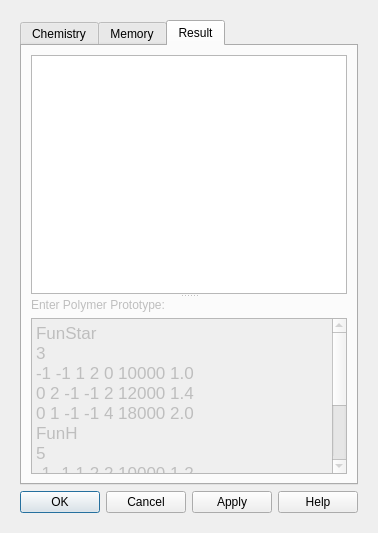
Qt form RepTate/gui/bob_gen_poly.ui (jorge-ramirez-upm/RepTate) before a commit.
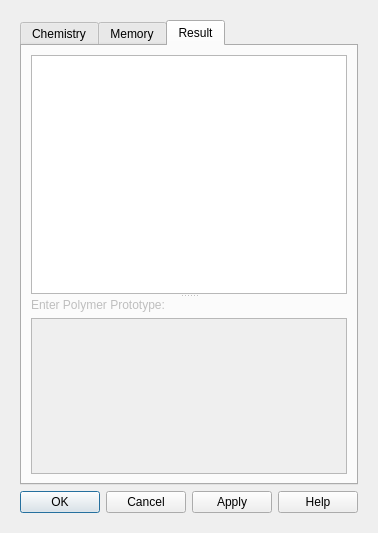
The same form after that commit. The open tabs and pages were chosen to show the change.

Diff of the .ui file:
```diff
--- a/RepTate/gui/bob_gen_poly.ui
+++ b/RepTate/gui/bob_gen_poly.ui
@@ -407,18 +407,6 @@
 &lt;html&gt;&lt;head&gt;&lt;meta name=&quot;qrichtext&quot; content=&quot;1&quot; /&gt;&lt;style type=&quot;text/css&quot;&gt;
 p, li { white-space: pre-wrap; }
 &lt;/style&gt;&lt;/head&gt;&lt;body style=&quot; font-family:'.SF NS Text'; font-size:13pt; font-weight:400; font-style:normal;&quot;&gt;
-&lt;p style=&quot; margin-top:0px; margin-bottom:0px; margin-left:0px; margin-right:0px; -qt-block-indent:0; text-indent:0px;&quot;&gt;FunStar&lt;/p&gt;
-&lt;p style=&quot; margin-top:0px; margin-bottom:0px; margin-left:0px; margin-right:0px; -qt-block-indent:0; text-indent:0px;&quot;&gt;3&lt;/p&gt;
-&lt;p style=&quot; margin-top:0px; margin-bottom:0px; margin-left:0px; margin-right:0px; -qt-block-indent:0; text-indent:0px;&quot;&gt;-1 -1 1 2 0 10000 1.0&lt;/p&gt;
-&lt;p style=&quot; margin-top:0px; margin-bottom:0px; margin-left:0px; margin-right:0px; -qt-block-indent:0; text-indent:0px;&quot;&gt;0 2 -1 -1 2 12000 1.4&lt;/p&gt;
-&lt;p style=&quot; margin-top:0px; margin-bottom:0px; margin-left:0px; margin-right:0px; -qt-block-indent:0; text-indent:0px;&quot;&gt;0 1 -1 -1 4 18000 2.0&lt;/p&gt;
-&lt;p style=&quot; margin-top:0px; margin-bottom:0px; margin-left:0px; margin-right:0px; -qt-block-indent:0; text-indent:0px;&quot;&gt;FunH&lt;/p&gt;
-&lt;p style=&quot; margin-top:0px; margin-bottom:0px; margin-left:0px; margin-right:0px; -qt-block-indent:0; text-indent:0px;&quot;&gt;5&lt;/p&gt;
-&lt;p style=&quot; margin-top:0px; margin-bottom:0px; margin-left:0px; margin-right:0px; -qt-block-indent:0; text-indent:0px;&quot;&gt;-1 -1 1 2 2 10000 1.2&lt;/p&gt;
-&lt;p style=&quot; margin-top:0px; margin-bottom:0px; margin-left:0px; margin-right:0px; -qt-block-indent:0; text-indent:0px;&quot;&gt;-1 -1 0 2 2 12000 1.01&lt;/p&gt;
-&lt;p style=&quot; margin-top:0px; margin-bottom:0px; margin-left:0px; margin-right:0px; -qt-block-indent:0; text-indent:0px;&quot;&gt;0 1 3 4   2 25000 1.4&lt;/p&gt;
-&lt;p style=&quot; margin-top:0px; margin-bottom:0px; margin-left:0px; margin-right:0px; -qt-block-indent:0; text-indent:0px;&quot;&gt;2 4 -1 -1 2 11000 1.1&lt;/p&gt;
-&lt;p style=&quot; margin-top:0px; margin-bottom:0px; margin-left:0px; margin-right:0px; -qt-block-indent:0; text-indent:0px;&quot;&gt;2 3 -1 -1 2 13000 1.05&lt;/p&gt;
 &lt;p style=&quot;-qt-paragraph-type:empty; margin-top:0px; margin-bottom:0px; margin-left:0px; margin-right:0px; -qt-block-indent:0; text-indent:0px;&quot;&gt;&lt;br /&gt;&lt;/p&gt;&lt;/body&gt;&lt;/html&gt;</string>
                   </property>
                   <property name="acceptRichText">
```
